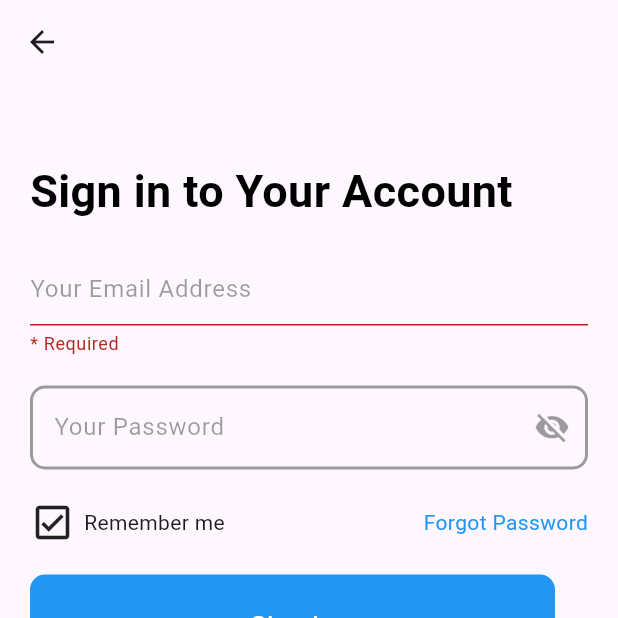
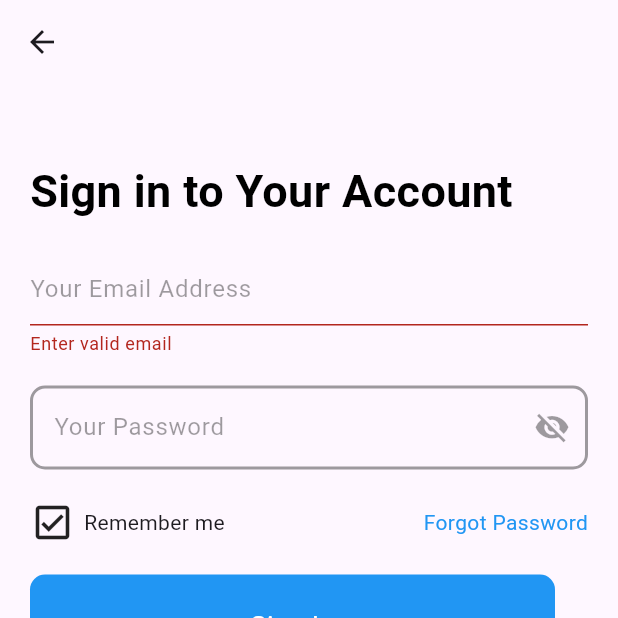
Before and after one commit to Krishnapriya94/task, a Flutter app: the LoginScreen screen opened directly with empty values, after a tap on "Sign In", on a phone screen of 412 x 824 dp, the top half of it. Run offline on Flutter 3.47's test engine with Material 3 defaults, Android fonts, the phone set to English and light mode, and no system bars.

Commit message:
loginScreen textformfiel validators updated

```diff
--- a/lib/view/login_screen/login_screen.dart
+++ b/lib/view/login_screen/login_screen.dart
@@ -45,14 +45,12 @@ class LoginScreen extends StatelessWidget {
                     hintStyle: TextStyle(color: Colors.black38),
                   ),
                   validator: (value) {
-                    if (value != null && value.isNotEmpty) {
-                      if (users["email"] == emailController.text) {
-                        return null;
-                      } else {
-                        return "Invalid credentials";
-                      }
+                    if (value != null &&
+                        value.isNotEmpty &&
+                        value.contains("@")) {
+                      return null;
                     } else {
-                      return "* Required";
+                      return "Enter valid email";
                     }
                   },
                 ),
@@ -75,14 +73,12 @@ class LoginScreen extends StatelessWidget {
                       suffixIcon: Icon(Icons.visibility_off_sharp,
                           color: Colors.black38)),
                   validator: (value) {
-                    if (value != null && value.isNotEmpty) {
-                      if (users["password"] == passController.text) {
-                        return null;
-                      } else {
-                        return "Invalid password";
-                      }
+                    if (value != null &&
+                        value.isNotEmpty &&
+                        value.length >= 6) {
+                      return null;
                     } else {
-                      return "* Required";
+                      return "Enter valid password";
                     }
                   },
                 ),
@@ -114,7 +110,8 @@ class LoginScreen extends StatelessWidget {
                 onTap: () {
                   if (emailKey.currentState!.validate() &&
                       passKey.currentState!.validate()) {
-                    print(users);
+                    users["password"] == passController.text;
+                    users["email"] == emailController.text;
                     Navigator.push(
                         context,
                         MaterialPageRoute(
```
